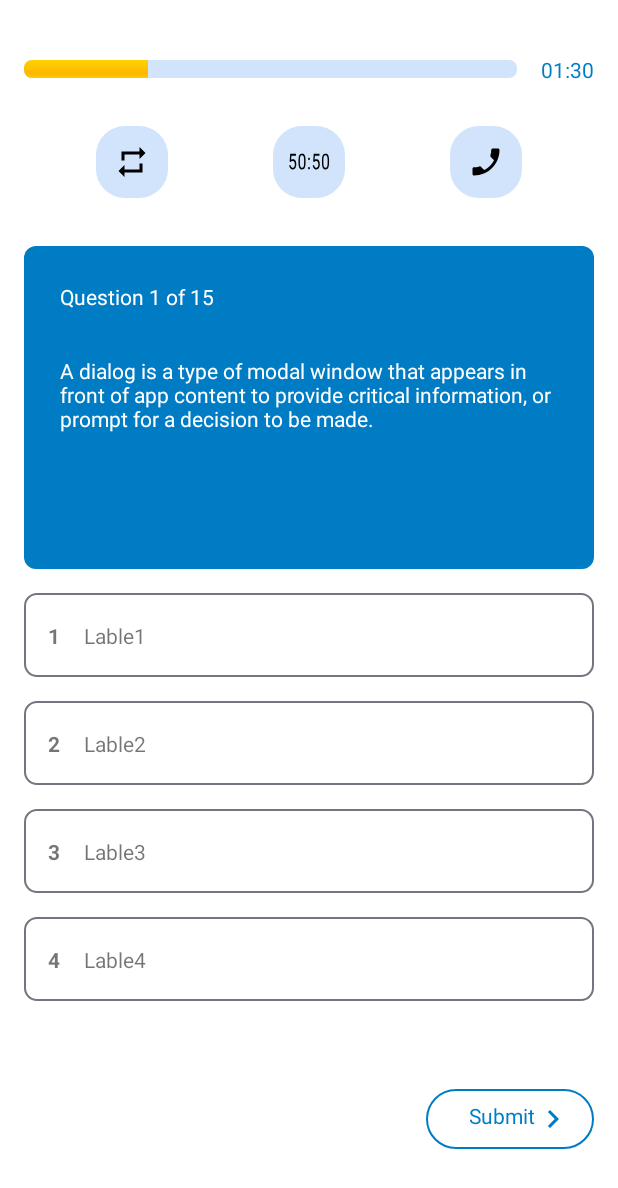
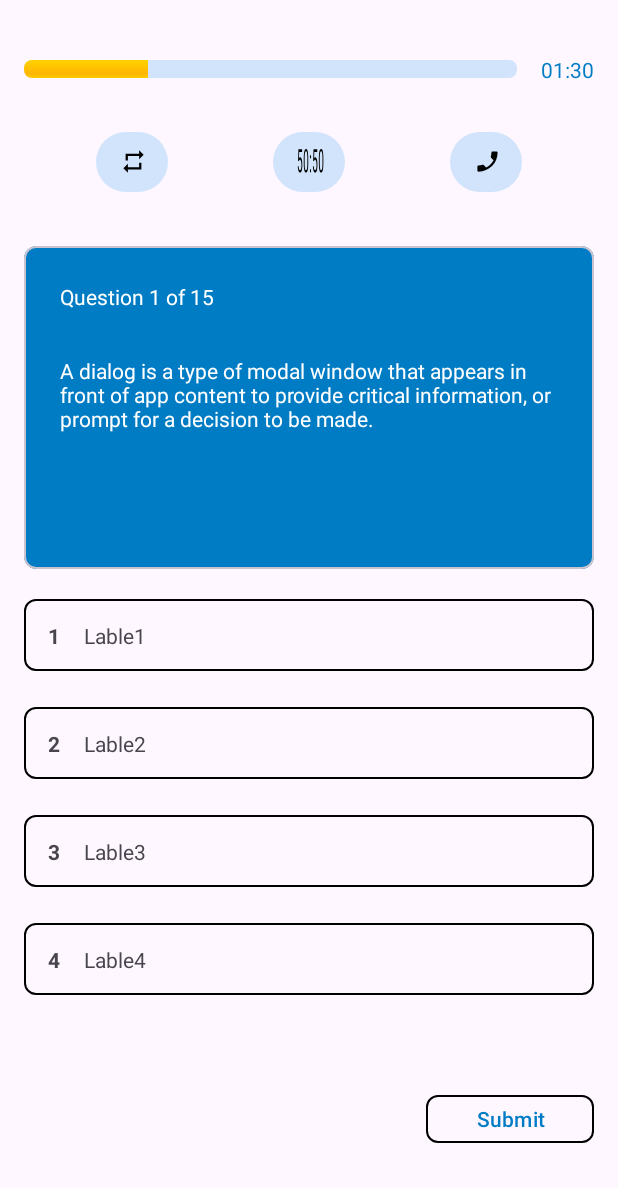
Before and after one commit to Salmon-family/One_Millon_Winner, an Android app: the GameFragment screen opened through its navigation route, on a phone screen of 412 x 824 dp. Shown: the top 1188 px of the screen. Run offline under Robolectric (Android 15) with nearby library versions, the phone set to English and light mode, and no system bars; our stand-ins replace RxJava, data binding; 3 statements that could not run were skipped.

Commit message:
use material3 to fix game fragment ui

```diff
--- a/app/src/main/res/drawable/ic_fifty_fifty.xml
+++ b/app/src/main/res/drawable/ic_fifty_fifty.xml
@@ -1,6 +1,6 @@
 <vector xmlns:android="http://schemas.android.com/apk/res/android"
-    android:width="28dp"
-    android:height="12dp"
+    android:width="26dp"
+    android:height="16dp"
     android:viewportWidth="32"
     android:viewportHeight="10">
     <path
--- a/app/src/main/res/layout/fragment_game.xml
+++ b/app/src/main/res/layout/fragment_game.xml
@@ -23,12 +23,12 @@
             android:layout_marginEnd="16dp"
             android:progress="25"
             android:progressBackgroundTint="#D1E4FC"
-            app:layout_constraintEnd_toStartOf="@+id/tex_timer"
+            app:layout_constraintEnd_toStartOf="@+id/text_timer"
             app:layout_constraintStart_toStartOf="parent"
             app:layout_constraintTop_toTopOf="parent" />
 
         <TextView
-            android:id="@+id/tex_timer"
+            android:id="@+id/text_timer"
             android:layout_width="wrap_content"
             android:layout_height="wrap_content"
             android:layout_gravity="center"
@@ -38,56 +38,52 @@
             app:layout_constraintEnd_toEndOf="parent"
             app:layout_constraintTop_toTopOf="@+id/timer_progress_bar" />
 
-        <com.google.android.material.imageview.ShapeableImageView
+        <Button
             android:id="@+id/phone_button"
+            style="@style/Widget.Material3.Button.Icon"
             android:layout_width="48dp"
             android:layout_height="48dp"
             android:layout_marginTop="32dp"
             android:layout_marginEnd="48dp"
-            android:background="@color/blue_200"
             android:onClick="@{() -> gameViewModel.helpByFriends()}"
-            android:scaleType="center"
-            android:src="@drawable/ic_phone"
             app:disableButton="@{gameViewModel.isHelpByFriends()}"
+            app:icon="@drawable/ic_phone"
             app:layout_constraintEnd_toEndOf="@+id/card_view"
-            app:layout_constraintTop_toBottomOf="@+id/timer_progress_bar"
-            app:shapeAppearanceOverlay="@style/HelpButtonShapeable" />
+            app:layout_constraintTop_toBottomOf="@+id/timer_progress_bar" />
 
-        <com.google.android.material.imageview.ShapeableImageView
+        <Button
             android:id="@+id/delete_half_answer_button"
+            style="@style/Widget.Material3.Button.Icon"
             android:layout_width="48dp"
             android:layout_height="48dp"
-            android:background="@color/blue_200"
             android:onClick="@{() -> gameViewModel.deleteHalfOfAnswers()}"
-            android:scaleType="center"
-            android:src="@drawable/ic_fifty_fifty"
             app:disableButton="@{gameViewModel.isDeleteHalfOfAnswers()}"
+            app:icon="@drawable/ic_fifty_fifty"
             app:layout_constraintBottom_toBottomOf="@+id/phone_button"
             app:layout_constraintEnd_toStartOf="@+id/phone_button"
             app:layout_constraintStart_toEndOf="@+id/change_question_button"
-            app:layout_constraintTop_toTopOf="@+id/phone_button"
-            app:shapeAppearanceOverlay="@style/HelpButtonShapeable" />
+            app:layout_constraintTop_toTopOf="@+id/phone_button" />
 
-        <com.google.android.material.imageview.ShapeableImageView
+        <Button
             android:id="@+id/change_question_button"
+            style="@style/Widget.Material3.Button.Icon"
             android:layout_width="48dp"
             android:layout_height="48dp"
             android:layout_marginStart="48dp"
-            android:background="@color/blue_200"
             android:onClick="@{() -> gameViewModel.changeQuestion()}"
-            android:scaleType="center"
-            android:src="@drawable/ic_repeat"
             app:disableButton="@{gameViewModel.isChangeQuestion()}"
+            app:icon="@drawable/ic_repeat"
             app:layout_constraintStart_toStartOf="@+id/card_view"
-            app:layout_constraintTop_toTopOf="@+id/delete_half_answer_button"
-            app:shapeAppearanceOverlay="@style/HelpButtonShapeable" />
+            app:layout_constraintTop_toTopOf="@+id/delete_half_answer_button" />
 
-        <View
+        <com.google.android.material.card.MaterialCardView
             android:id="@+id/card_view"
+            style="?attr/materialCardViewStyle"
             android:layout_width="0dp"
             android:layout_height="215dp"
             android:layout_marginTop="32dp"
-            android:background="@drawable/question_card_shape"
+            app:cardBackgroundColor="@color/blue_700"
+            app:cardCornerRadius="8dp"
             app:layout_constraintEnd_toEndOf="parent"
             app:layout_constraintStart_toStartOf="parent"
             app:layout_constraintTop_toBottomOf="@+id/delete_half_answer_button" />
@@ -122,12 +118,14 @@
             app:layout_constraintTop_toBottomOf="@+id/text_question_number"
             app:layout_constraintVertical_bias="0.25" />
 
-        <View
+        <Button
             android:id="@+id/item_one2"
+            style="@style/Widget.Material3.Button.OutlinedButton"
             android:layout_width="match_parent"
             android:layout_height="56dp"
             android:layout_marginTop="16dp"
-            android:background="@drawable/raw_unselected_answers_shape"
+            app:cornerRadius="8dp"
+            app:strokeColor="@color/black"
             app:layout_constraintEnd_toEndOf="@+id/card_view"
             app:layout_constraintStart_toStartOf="@+id/card_view"
             app:layout_constraintTop_toBottomOf="@+id/card_view" />
@@ -156,12 +154,14 @@
             app:layout_constraintStart_toEndOf="@+id/index_one"
             app:layout_constraintTop_toTopOf="@+id/index_one" />
 
-        <View
+        <Button
             android:id="@+id/item_two"
+            style="@style/Widget.Material3.Button.OutlinedButton"
             android:layout_width="match_parent"
             android:layout_height="56dp"
             android:layout_marginTop="16dp"
-            android:background="@drawable/raw_unselected_answers_shape"
+            app:cornerRadius="8dp"
+            app:strokeColor="@color/black"
             app:layout_constraintEnd_toEndOf="@+id/item_one2"
             app:layout_constraintHorizontal_bias="0.0"
             app:layout_constraintStart_toStartOf="@+id/item_one2"
@@ -191,12 +191,14 @@
             app:layout_constraintStart_toEndOf="@+id/index_two"
             app:layout_constraintTop_toTopOf="@+id/index_two" />
 
-        <View
+        <Button
             android:id="@+id/item_three"
+            style="@style/Widget.Material3.Button.OutlinedButton"
             android:layout_width="match_parent"
             android:layout_height="56dp"
             android:layout_marginTop="16dp"
-            android:background="@drawable/raw_unselected_answers_shape"
+            app:cornerRadius="8dp"
+            app:strokeColor="@color/black"
             app:layout_constraintEnd_toEndOf="@+id/item_two"
             app:layout_constraintHorizontal_bias="0.0"
             app:layout_constraintStart_toStartOf="@+id/item_two"
@@ -226,12 +228,14 @@
             app:layout_constraintStart_toEndOf="@+id/index_three"
             app:layout_constraintTop_toTopOf="@+id/index_three" />
 
-        <View
+        <Button
             android:id="@+id/item_four"
+            style="@style/Widget.Material3.Button.OutlinedButton"
             android:layout_width="match_parent"
             android:layout_height="56dp"
             android:layout_marginTop="16dp"
-            android:background="@drawable/raw_unselected_answers_shape"
+            app:cornerRadius="8dp"
+            app:strokeColor="@color/black"
             app:layout_constraintEnd_toEndOf="@+id/card_view"
             app:layout_constraintHorizontal_bias="1.0"
             app:layout_constraintStart_toStartOf="@+id/item_three"
@@ -261,31 +265,22 @@
             app:layout_constraintStart_toEndOf="@+id/index_four"
             app:layout_constraintTop_toTopOf="@+id/index_four" />
 
-        <View
+        <Button
             android:id="@+id/submit_button"
             android:layout_width="112dp"
             android:layout_height="40dp"
             android:layout_marginTop="16dp"
-            android:background="@drawable/submit_button_shape"
+            android:text="@string/submit"
+            android:textColor="@color/blue_700"
+            app:cornerRadius="8dp"
+            app:strokeColor="@color/black"
+            style="@style/Widget.Material3.Button.OutlinedButton"
+            android:drawableStart="@drawable/ic_arrow_right"
             app:layout_constraintBottom_toBottomOf="parent"
             app:layout_constraintEnd_toEndOf="parent"
             app:layout_constraintHorizontal_bias="1.0"
             app:layout_constraintStart_toStartOf="parent"
             app:layout_constraintTop_toBottomOf="@+id/item_four" />
 
-        <TextView
-            android:layout_width="wrap_content"
-            android:layout_height="wrap_content"
-            android:layout_gravity="center"
-            android:text="@string/submit"
-            android:textColor="#007CC5"
-            app:drawableEndCompat="@drawable/ic_arrow_right"
-            app:layout_constraintBottom_toBottomOf="@+id/submit_button"
-            app:layout_constraintEnd_toEndOf="@+id/submit_button"
-            app:layout_constraintHorizontal_bias="0.65"
-            app:layout_constraintStart_toStartOf="@+id/submit_button"
-            app:layout_constraintTop_toTopOf="@+id/submit_button" />
-
-
     </androidx.constraintlayout.widget.ConstraintLayout>
 </layout>
--- a/app/src/main/res/layout/raw_answers.xml
+++ /dev/null
@@ -1,35 +0,0 @@
-<?xml version="1.0" encoding="utf-8"?>
-<androidx.constraintlayout.widget.ConstraintLayout xmlns:android="http://schemas.android.com/apk/res/android"
-    xmlns:app="http://schemas.android.com/apk/res-auto"
-    android:layout_width="match_parent"
-    android:layout_height="wrap_content"
-    android:layout_marginStart="8dp"
-    android:layout_marginEnd="8dp"
-    android:layout_marginBottom="16dp"
-    android:padding="16dp"
-    android:background="@drawable/raw_unselected_answers_shape"
-    >
-
-    <TextView
-        android:id="@+id/index_one"
-        android:layout_width="wrap_content"
-        android:layout_height="wrap_content"
-        android:text="1"
-        android:textStyle="bold"
-        app:layout_constraintBottom_toBottomOf="parent"
-        app:layout_constraintStart_toStartOf="parent"
-        app:layout_constraintTop_toTopOf="parent" />
-
-    <TextView
-        android:id="@+id/answer_one"
-        android:layout_width="wrap_content"
-        android:layout_height="wrap_content"
-        android:layout_marginStart="16dp"
-        android:gravity="center_horizontal"
-        android:text="Lable1"
-        app:layout_constraintBottom_toBottomOf="@+id/index_one"
-        app:layout_constraintEnd_toEndOf="parent"
-        app:layout_constraintHorizontal_bias="0.0"
-        app:layout_constraintStart_toEndOf="@+id/index_one"
-        app:layout_constraintTop_toTopOf="@+id/index_one" />
-</androidx.constraintlayout.widget.ConstraintLayout>
--- a/app/src/main/res/values-night/themes.xml
+++ b/app/src/main/res/values-night/themes.xml
@@ -1,6 +1,6 @@
 <resources xmlns:tools="http://schemas.android.com/tools">
     <!-- Base application theme. -->
-    <style name="Theme.OneMillonWinner" parent="Theme.MaterialComponents.DayNight.NoActionBar">
+    <style name="Theme.OneMillonWinner" parent="Theme.Material3.DayNight.NoActionBar">
         <!-- Primary brand color. -->
         <item name="colorPrimary">@color/purple_200</item>
         <item name="colorPrimaryVariant">@color/purple_700</item>
--- a/app/src/main/res/values/themes.xml
+++ b/app/src/main/res/values/themes.xml
@@ -1,10 +1,10 @@
 <resources xmlns:tools="http://schemas.android.com/tools">
     <!-- Base application theme. -->
-    <style name="Theme.OneMillonWinner" parent="Theme.MaterialComponents.DayNight.NoActionBar">
+    <style name="Theme.OneMillonWinner" parent="Theme.Material3.DayNight.NoActionBar">
         <!-- Primary brand color. -->
-        <item name="colorPrimary">@color/purple_500</item>
+        <item name="colorPrimary">@color/blue_200</item>
         <item name="colorPrimaryVariant">@color/white</item>
-        <item name="colorOnPrimary">@color/white</item>
+        <item name="colorOnPrimary">@color/black</item>
         <!-- Secondary brand color. -->
         <item name="colorSecondary">@color/teal_200</item>
         <item name="colorSecondaryVariant">@color/teal_700</item>
```
